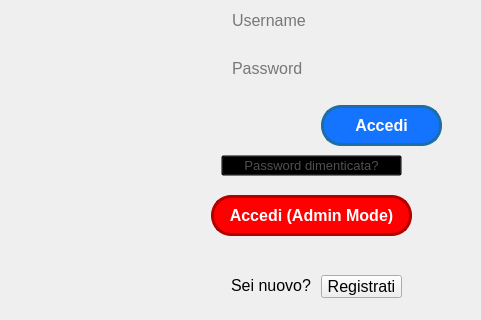
Before: the Qt Designer form ClientModule/startwindow.ui in giovannic96/Real-time-collaborative-text-editor, drawn with Qt 5; both pictures show x 419 to 900 and y 205 to 525 of the 900 by 525 pixel window.
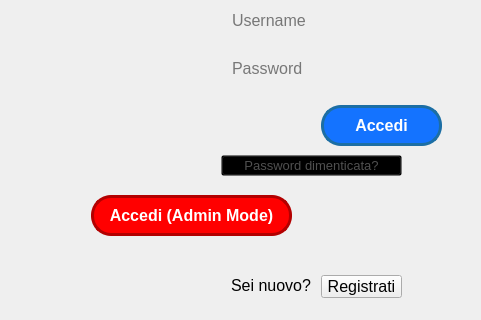
After: the same form once the commit is applied. Icons and pictures are not drawn.

What changed in the file:
```diff
--- a/ClientModule/startwindow.ui
+++ b/ClientModule/startwindow.ui
@@ -42,7 +42,7 @@
      <widget class="QPushButton" name="LoginAdmin">
       <property name="geometry">
        <rect>
-        <x>630</x>
+        <x>510</x>
         <y>400</y>
         <width>201</width>
         <height>41</height>
```
